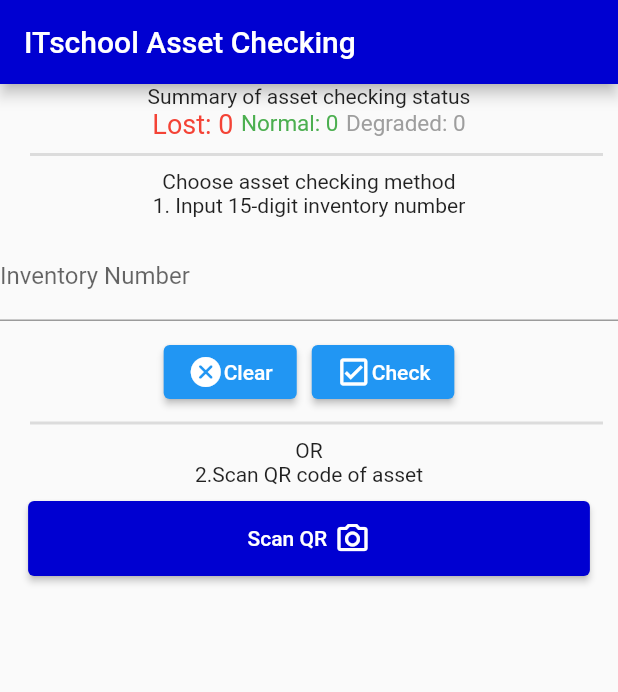
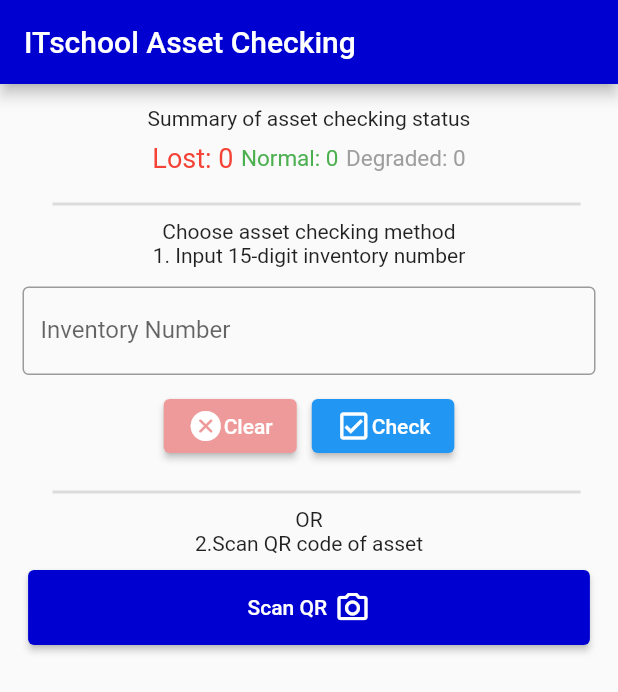
Before and after one commit to aimaimm/Asset_mobile, a Flutter app: the screen it shows after launch, after a tap on "Clear", on a phone screen of 412 x 824 dp. Shown: the top 692 px of the screen. Run offline on Flutter 3.47's test engine with Material 2 defaults, Android fonts, the phone set to English and light mode, and no system bars; our stand-ins replace get, shared_preferences; missing offline and left inert: flutter_barcode_scanner; network calls fail.

```diff
--- a/lib/project1/views/asset_detail.dart
+++ b/lib/project1/views/asset_detail.dart
@@ -13,8 +13,8 @@ class Asset_detail extends StatefulWidget {
 class _Asset_detailState extends State<Asset_detail> {
   TextEditingController Text_building = TextEditingController();
   TextEditingController Text_room = TextEditingController();
-  var url = 'http://192.168.100.12:3000/getitem';
-  var url_update = 'http://192.168.100.12:3000/updateitem';
+  var url = 'http://10.0.2.2:3000/getitem';
+  var url_update = 'http://10.0.2.2:3000/updateitem';
   String numinven = '';
   String nameinven = '';
   String invenlocation = '';
@@ -29,7 +29,7 @@ class _Asset_detailState extends State<Asset_detail> {
     final prefs = await SharedPreferences.getInstance();
     final String? invennumber = prefs.getString('Invennumber');
     final String? inveninput = prefs.getString('Inveninput');
-    // print(invennumber);
+    print(invennumber);
     Response response =
         await GetConnect().post(url, {'inventorynumber': invennumber , 'inventorynumber': inveninput});
     if (!response.status.isOk) {
--- a/lib/project2/views/welcomscreen.dart
+++ b/lib/project2/views/welcomscreen.dart
@@ -20,8 +20,7 @@ class _WelcomeScreenState extends State<WelcomeScreen> {
   int degraded = 0;
   final _formKey = GlobalKey<FormState>();
 
-  var url_status = 'http://192.168.100.12:3000/status';
-
+  var url_status = 'http://10.0.2.2:3000/status';
   Future<void> getstatus() async {
     Response response = await GetConnect().get(url_status);
     if (!response.isOk) {
@@ -30,6 +29,7 @@ class _WelcomeScreenState extends State<WelcomeScreen> {
     }
 
     List data = response.body;
+    print(data);
     setState(() {
       lost = data[0]['Item_Status'];
       normal = data[1]['Item_Status'];
@@ -47,7 +47,7 @@ class _WelcomeScreenState extends State<WelcomeScreen> {
 
     await prefs.setString('Inveninput', invennum);
 
-    if (invennum != '' && invennum != null) {
+    if (invennum.length == 15) {
       Get.to(Asset_detail());
     }
   }
@@ -71,7 +71,7 @@ class _WelcomeScreenState extends State<WelcomeScreen> {
     setState(() {
       _scanBarcode = barcodeScanRes;
     });
-    print(_scanBarcode);
+    // print(_scanBarcode);
     if (!mounted) return;
     await prefs.setString('Invennumber', _scanBarcode);
 
@@ -94,26 +94,30 @@ class _WelcomeScreenState extends State<WelcomeScreen> {
           title: const Text('ITschool Asset Checking'),
         ),
         body: Container(
+          padding: EdgeInsets.all(15),
           child: Column(
             children: [
               Text('Summary of asset checking status'),
+              SizedBox(height: 8),
               Row(
                 mainAxisAlignment: MainAxisAlignment.center,
                 children: [
                   Text('Lost: ${lost}',
-                      style: TextStyle(
+                      style: const TextStyle(
                         fontSize: 18,
                         color: Colors.red,
                       )),
                   SizedBox(width: 5),
                   Text('Normal: ${normal}',
-                      style: TextStyle(fontSize: 15, color: Colors.green)),
-                  SizedBox(width: 5),
+                      style:
+                          const TextStyle(fontSize: 15, color: Colors.green)),
+                  const SizedBox(width: 5),
                   Text('Degraded: ${degraded}',
-                      style: TextStyle(fontSize: 15, color: Colors.grey)),
+                      style: const TextStyle(fontSize: 15, color: Colors.grey)),
                 ],
               ),
-              Divider(
+              const SizedBox(height: 10),
+              const Divider(
                 thickness: 2,
                 height: 20,
                 indent: 20,
@@ -121,7 +125,7 @@ class _WelcomeScreenState extends State<WelcomeScreen> {
               ),
               Text('Choose asset checking method'),
               Text('1. Input 15-digit inventory number'),
-              SizedBox(height: 10),
+              SizedBox(height: 13),
               Container(
                 child: Form(
                     key: _formKey,
@@ -130,8 +134,9 @@ class _WelcomeScreenState extends State<WelcomeScreen> {
                       children: [
                         TextFormField(
                           controller: invencontroller,
-                          decoration:
-                              InputDecoration(labelText: 'Inventory Number'),
+                          decoration: const InputDecoration(
+                              border: OutlineInputBorder(),
+                              labelText: 'Inventory Number'),
                           validator: (value) {
                             if (value!.isEmpty) {
                               return "Please enter Inventory number";
@@ -144,28 +149,29 @@ class _WelcomeScreenState extends State<WelcomeScreen> {
                       ],
                     )),
               ),
-              SizedBox(height: 10),
+              const SizedBox(height: 10),
               Container(
                 child: Row(
                   mainAxisAlignment: MainAxisAlignment.center,
                   children: [
                     ElevatedButton(
+                      style: ElevatedButton.styleFrom(primary: Colors.red[200]),
                       onPressed: clearinput,
                       child: Row(
-                        children: [
+                        children: const [
                           Icon(Icons.cancel_rounded),
                           Text('Clear'),
                         ],
                       ),
                     ),
-                    SizedBox(width: 10),
+                    const SizedBox(width: 10),
                     ElevatedButton(
                       onPressed: () {
                         bool validate = _formKey.currentState!.validate();
                         inputinven();
                       },
                       child: Row(
-                        children: [
+                        children: const [
                           Icon(Icons.check_box_outlined),
                           Text('Check'),
                         ],
@@ -174,10 +180,12 @@ class _WelcomeScreenState extends State<WelcomeScreen> {
                   ],
                 ),
               ),
-              Divider(thickness: 2, height: 20, indent: 20, endIndent: 10),
-              Text('OR'),
-              Text('2.Scan QR code of asset'),
-              SizedBox(height: 10),
+              const SizedBox(height: 10),
+              const Divider(
+                  thickness: 2, height: 20, indent: 20, endIndent: 10),
+              const Text('OR'),
+              const Text('2.Scan QR code of asset'),
+              const SizedBox(height: 10),
               SizedBox(
                 width: MediaQuery.of(context).size.width / 1.1,
                 height: 50,
@@ -189,7 +197,7 @@ class _WelcomeScreenState extends State<WelcomeScreen> {
                   },
                   child: Row(
                     mainAxisSize: MainAxisSize.min,
-                    children: [
+                    children: const [
                       Text('Scan QR'),
                       SizedBox(
                         width: 5,
```
